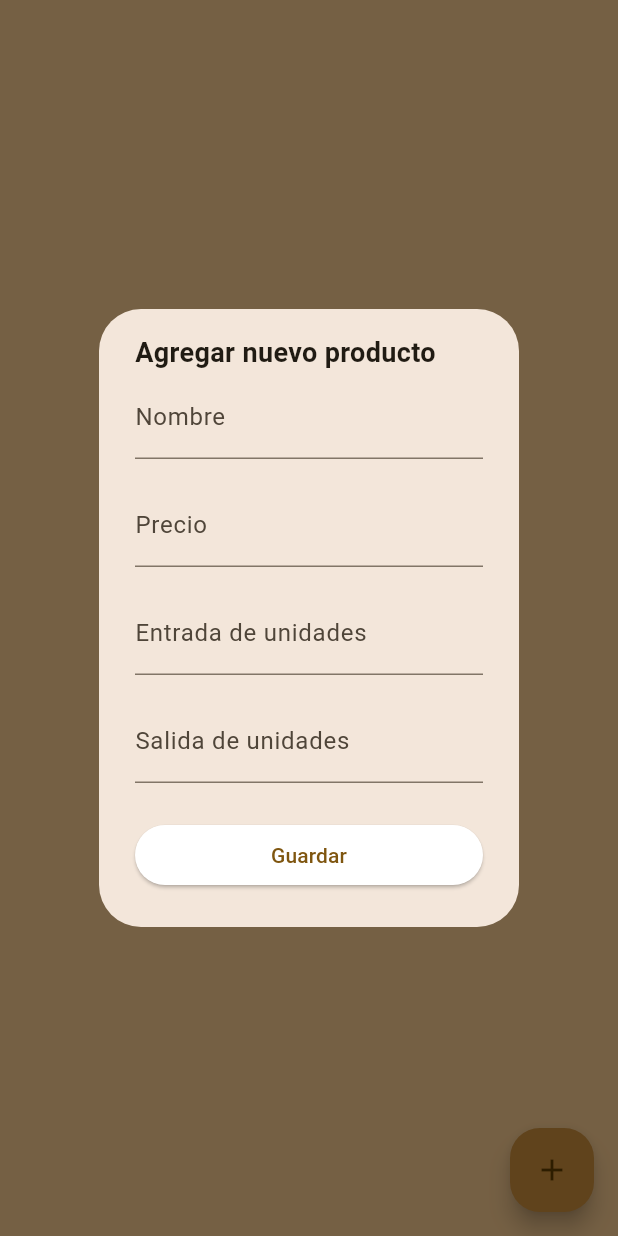
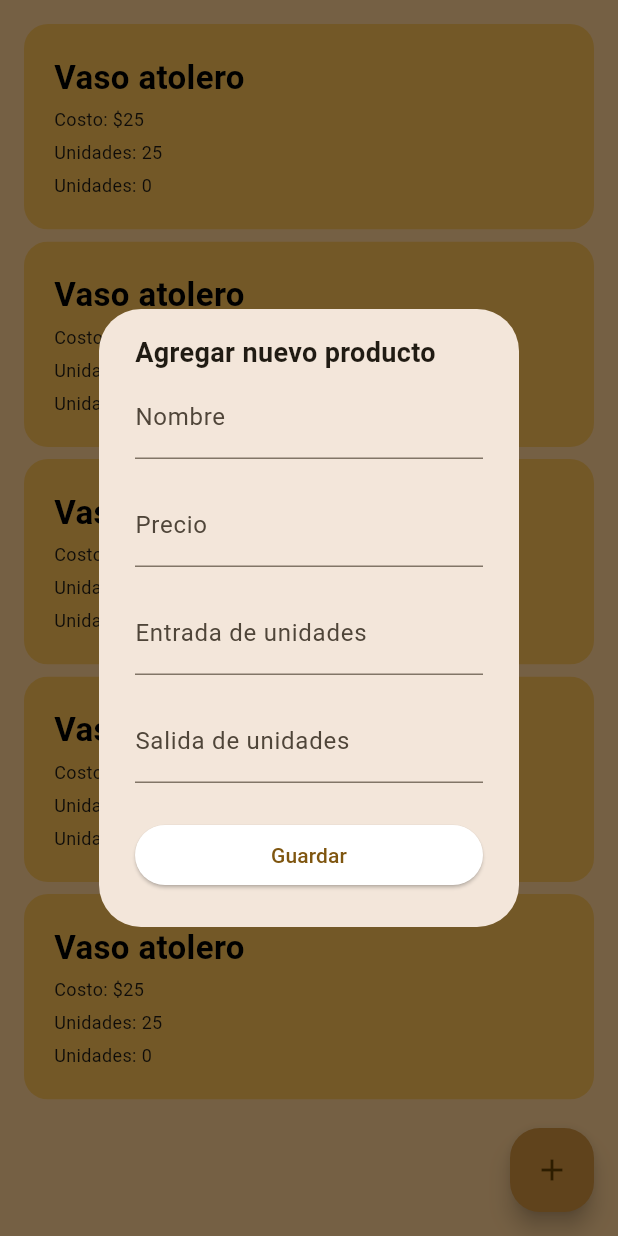
Before and after one commit to PabloGarciaB/ComandasFlutter, a Flutter app: the Inventario screen opened directly, after a tap on the "add" icon, on a phone screen of 412 x 824 dp. Run offline on Flutter 3.47's test engine with Material 2 defaults, Android fonts, the phone set to English and light mode, and no system bars; drawn by our look-alikes of flutter_slidable; our stand-ins replace cloud_firestore, firebase_auth, firebase_core, fluttertoast; accounts and stored records are empty.

```diff
--- a/comandas_flutter_git/lib/Provider/productos.dart
+++ b/comandas_flutter_git/lib/Provider/productos.dart
@@ -6,9 +6,71 @@ import '../api/firebase_api.dart';
 import '../model/menu.dart';
 
 class ProductosProvider extends ChangeNotifier {
-  List<Producto> _productos = [];
+  final List<Producto> _productos = [
+    Producto(
+        createdTime: DateTime.now(),
+        nombre: 'Vaso atolero',
+        costo: 'Costo: \$25',
+        entrada: 'Unidades: 25',
+        salida: 'Unidades: 0',
+        existencia: 'Unidades en existencia: 25'),
+    Producto(
+        createdTime: DateTime.now(),
+        nombre: 'Vaso atolero',
+        costo: 'Costo: \$25',
+        entrada: 'Unidades: 25',
+        salida: 'Unidades: 0',
+        existencia: 'Unidades en existencia: 25'),
+    Producto(
+        createdTime: DateTime.now(),
+        nombre: 'Vaso atolero',
+        costo: 'Costo: \$25',
+        entrada: 'Unidades: 25',
+        salida: 'Unidades: 0',
+        existencia: 'Unidades en existencia: 25'),
+    Producto(
+        createdTime: DateTime.now(),
+        nombre: 'Vaso atolero',
+        costo: 'Costo: \$25',
+        entrada: 'Unidades: 25',
+        salida: 'Unidades: 0',
+        existencia: 'Unidades en existencia: 25'),
+    Producto(
+        createdTime: DateTime.now(),
+        nombre: 'Vaso atolero',
+        costo: 'Costo: \$25',
+        entrada: 'Unidades: 25',
+        salida: 'Unidades: 0',
+        existencia: 'Unidades en existencia: 25')
+  ];
 
-  List<MenuPlatillo> _platillo = [];
+  final List<MenuPlatillo> _platillo = [
+    MenuPlatillo(
+        createdTime: DateTime.now(),
+        nombrePlatillo: 'Combo Comida',
+        descripcionPlatillo:
+            'Chapata a elegir, agua de fruta natural, ensalda pequeña'),
+    MenuPlatillo(
+        createdTime: DateTime.now(),
+        nombrePlatillo: 'Combo Comida',
+        descripcionPlatillo:
+            'Chapata a elegir, agua de fruta natural, ensalda pequeña'),
+    MenuPlatillo(
+        createdTime: DateTime.now(),
+        nombrePlatillo: 'Combo Comida',
+        descripcionPlatillo:
+            'Chapata a elegir, agua de fruta natural, ensalda pequeña'),
+    MenuPlatillo(
+        createdTime: DateTime.now(),
+        nombrePlatillo: 'Combo Comida',
+        descripcionPlatillo:
+            'Chapata a elegir, agua de fruta natural, ensalda pequeña'),
+    MenuPlatillo(
+        createdTime: DateTime.now(),
+        nombrePlatillo: 'Combo Comida',
+        descripcionPlatillo:
+            'Chapata a elegir, agua de fruta natural, ensalda pequeña'),
+  ];
 
   List<Producto> get productos =>
       _productos.where((productos) => productos.bandera == false).toList();
--- a/comandas_flutter_git/lib/main.dart
+++ b/comandas_flutter_git/lib/main.dart
@@ -1,5 +1,4 @@
 import 'package:comandas_flutter_git/Provider/productos.dart';
-import 'package:comandas_flutter_git/pages/bienvenida_login.dart';
 import 'package:comandas_flutter_git/pages/home_screen.dart';
 import 'package:comandas_flutter_git/utils/colors_util.dart';
 import 'package:flutter/material.dart';
@@ -19,13 +18,13 @@ class MyApp extends StatelessWidget {
         create: (context) => ProductosProvider(),
         child: MaterialApp(
           debugShowCheckedModeBanner: false,
-          title: 'Flutter Demo',
+          title: 'Chefsito',
           theme: ThemeData(
             colorScheme:
                 ColorScheme.fromSeed(seedColor: hexStringToColor('FFD194')),
             useMaterial3: true,
           ),
-          home: const WelcomeScreen(),
+          home: const HomeScreen(),
         ),
       );
 }
--- a/comandas_flutter_git/lib/model/producto.dart
+++ b/comandas_flutter_git/lib/model/producto.dart
@@ -1,5 +1,3 @@
-import 'package:comandas_flutter_git/utils/utils.dart';
-
 class ProductoField {
   static const createdTime = 'createdTime';
 }
--- a/comandas_flutter_git/lib/pages/Home.dart
+++ b/comandas_flutter_git/lib/pages/Home.dart
@@ -21,7 +21,7 @@ class _HomeState extends State<Home> {
           hexStringToColor("FFD194"),
           hexStringToColor("FFD194")
         ], begin: Alignment.topCenter, end: Alignment.bottomCenter)),
-        child: SingleChildScrollView(
+        child: const SingleChildScrollView(
           child: Column(
             children: <Widget>[
               Text('Botones para CRUD'),
--- a/comandas_flutter_git/lib/pages/home_screen.dart
+++ b/comandas_flutter_git/lib/pages/home_screen.dart
@@ -26,7 +26,7 @@ class _HomeScreenState extends State<HomeScreen> {
       ..add(const Menu())
       ..add(const Comandas());
 
-    _currentPage = Inventario();
+    _currentPage = const Inventario();
   }
 
   void _changePage(int selectedIndex) {
@@ -49,12 +49,12 @@ class _HomeScreenState extends State<HomeScreen> {
         width: double.infinity,
         decoration: BoxDecoration(
             color: hexStringToColor("FFD194"),
-            borderRadius: BorderRadius.only(
+            borderRadius: const BorderRadius.only(
               topLeft: Radius.circular(15),
               topRight: Radius.circular(15),
             )),
         child: Padding(
-          padding: EdgeInsets.all(12.0),
+          padding: const EdgeInsets.all(12.0),
           child: _currentPage,
         ),
       ),
--- a/comandas_flutter_git/lib/pages/inventario_screen.dart
+++ b/comandas_flutter_git/lib/pages/inventario_screen.dart
@@ -38,10 +38,10 @@ class _InventarioState extends State<Inventario> {
           onPressed: () => showDialog(
               context: context,
               builder: (context) {
-                return AgregarProductoWidget();
+                return const AgregarProductoWidget();
               },
               barrierDismissible: false),
-          child: Icon(Icons.add),
+          child: const Icon(Icons.add),
         ));
   }
 }
--- a/comandas_flutter_git/lib/pages/menu_screen.dart
+++ b/comandas_flutter_git/lib/pages/menu_screen.dart
@@ -23,7 +23,7 @@ class _MenuState extends State<Menu> {
               hexStringToColor("FFD194")
             ], begin: Alignment.topCenter, end: Alignment.bottomCenter),
           ),
-          child: MenuListWidget(),
+          child: const MenuListWidget(),
         ),
         floatingActionButton: FloatingActionButton(
           shape: RoundedRectangleBorder(
@@ -33,10 +33,10 @@ class _MenuState extends State<Menu> {
           onPressed: () => showDialog(
               context: context,
               builder: (context) {
-                return AgregarMenuWidget();
+                return const AgregarMenuWidget();
               },
               barrierDismissible: false),
-          child: Icon(Icons.add),
+          child: const Icon(Icons.add),
         ));
   }
 }
--- a/comandas_flutter_git/lib/pages/reset_password.dart
+++ b/comandas_flutter_git/lib/pages/reset_password.dart
@@ -36,7 +36,7 @@ class _ResetPasswordState extends State<ResetPassword> {
           ], begin: Alignment.topCenter, end: Alignment.bottomCenter)),
           child: SingleChildScrollView(
             child: Padding(
-              padding: EdgeInsets.fromLTRB(20, 120, 20, 0),
+              padding: const EdgeInsets.fromLTRB(20, 120, 20, 0),
               child: Column(
                 children: <Widget>[
                   const SizedBox(
--- a/comandas_flutter_git/lib/reusable_widget/agregar_menu_widget.dart
+++ b/comandas_flutter_git/lib/reusable_widget/agregar_menu_widget.dart
@@ -21,11 +21,11 @@ class _AgregarMenuWidgetState extends State<AgregarMenuWidget> {
           mainAxisSize: MainAxisSize.min,
           mainAxisAlignment: MainAxisAlignment.start,
           children: [
-            Text(
+            const Text(
               'Agregar platillo',
               style: TextStyle(fontWeight: FontWeight.bold, fontSize: 16),
             ),
-            SizedBox(height: 8),
+            const SizedBox(height: 8),
             MenuFormWidget(
               onChangedNombreP: (nombrePlatillo) => setState(
                 () => this.nombrePlatillo = nombrePlatillo,
--- a/comandas_flutter_git/lib/reusable_widget/agregar_producto_widget.dart
+++ b/comandas_flutter_git/lib/reusable_widget/agregar_producto_widget.dart
@@ -12,7 +12,7 @@ class AgregarProductoWidget extends StatefulWidget {
 }
 
 class _AgregarProductoWidgetState extends State<AgregarProductoWidget> {
-  final _formKey = GlobalKey<FormState>();
+  //final _formKey = GlobalKey<FormState>();
   String nombre = '';
   String costo = '';
   String entrada = '';
@@ -26,7 +26,7 @@ class _AgregarProductoWidgetState extends State<AgregarProductoWidget> {
             mainAxisSize: MainAxisSize.min,
             crossAxisAlignment: CrossAxisAlignment.start,
             children: [
-              Text(
+              const Text(
                 'Agregar nuevo producto',
                 style: TextStyle(
                   fontWeight: FontWeight.bold,
--- a/comandas_flutter_git/lib/reusable_widget/lista_productos.dart
+++ b/comandas_flutter_git/lib/reusable_widget/lista_productos.dart
@@ -6,6 +6,8 @@ import 'package:comandas_flutter_git/reusable_widget/vistaProducto.dart';
 import 'package:comandas_flutter_git/model/producto.dart';
 
 class ProductoListWidget extends StatefulWidget {
+  const ProductoListWidget({super.key});
+
   @override
   State<ProductoListWidget> createState() => _ProductoListWidgetState();
 }
@@ -17,15 +19,15 @@ class _ProductoListWidgetState extends State<ProductoListWidget> {
     final listaproductos = provider.productos;
 
     return listaproductos.isEmpty
-        ? Center(
+        ? const Center(
             child: Text(
               'Sin registros por mostrar',
               style: TextStyle(fontSize: 20),
             ),
           )
         : ListView.separated(
-            physics: BouncingScrollPhysics(),
-            padding: EdgeInsets.all(16),
+            physics: const BouncingScrollPhysics(),
+            padding: const EdgeInsets.all(16),
             separatorBuilder: (context, index) => Container(
               height: 8,
             ),
--- a/comandas_flutter_git/lib/reusable_widget/producto_form.dart
+++ b/comandas_flutter_git/lib/reusable_widget/producto_form.dart
@@ -37,13 +37,13 @@ class ProductoFormWidget extends StatelessWidget {
           mainAxisSize: MainAxisSize.min,
           children: [
             buildTitle(),
-            SizedBox(height: 16),
+            const SizedBox(height: 16),
             buildCosto(),
-            SizedBox(height: 16),
+            const SizedBox(height: 16),
             buildEntrada(),
-            SizedBox(height: 16),
+            const SizedBox(height: 16),
             buildSalida(),
-            SizedBox(height: 16),
+            const SizedBox(height: 16),
             // buildId(),
             /*TextFormField(
               maxLines: 1,
@@ -58,7 +58,7 @@ class ProductoFormWidget extends StatelessWidget {
             //No se muestra el campo pero debe mostrarse como un nuevo campo de la entrada de unidades
             //Cambio pendiente
             //buildExistencia(),
-            SizedBox(height: 8),
+            const SizedBox(height: 8),
             buildGuardarProductoButton(),
           ],
         ),
@@ -74,7 +74,7 @@ class ProductoFormWidget extends StatelessWidget {
           }
           return null;
         },
-        decoration: InputDecoration(
+        decoration: const InputDecoration(
           border: UnderlineInputBorder(),
           labelText: 'Nombre',
         ),
@@ -94,7 +94,7 @@ class ProductoFormWidget extends StatelessWidget {
         maxLines: 1,
         initialValue: costo,
         onChanged: onChangedCosto,
-        decoration: InputDecoration(
+        decoration: const InputDecoration(
           border: UnderlineInputBorder(),
           labelText: 'Precio',
         ),
@@ -103,7 +103,7 @@ class ProductoFormWidget extends StatelessWidget {
         maxLines: 1,
         initialValue: entrada,
         onChanged: onChangedEntrada,
-        decoration: InputDecoration(
+        decoration: const InputDecoration(
           border: UnderlineInputBorder(),
           labelText: 'Entrada de unidades',
         ),
@@ -112,7 +112,7 @@ class ProductoFormWidget extends StatelessWidget {
         maxLines: 1,
         initialValue: salida,
         onChanged: onChangedSalida,
-        decoration: InputDecoration(
+        decoration: const InputDecoration(
           border: UnderlineInputBorder(),
           labelText: 'Salida de unidades',
         ),
@@ -121,7 +121,7 @@ class ProductoFormWidget extends StatelessWidget {
         maxLines: 1,
         initialValue: null, //existencia//,
         onChanged: (value) {},
-        decoration: InputDecoration(
+        decoration: const InputDecoration(
           border: UnderlineInputBorder(),
           labelText: 'Existencia de unidades',
         ),
@@ -136,7 +136,7 @@ class ProductoFormWidget extends StatelessWidget {
             ),
           ),
           onPressed: onGuardarProducto,
-          child: Text('Guardar'),
+          child: const Text('Guardar'),
         ),
       );
 
@@ -149,7 +149,7 @@ class ProductoFormWidget extends StatelessWidget {
             ),
           ),
           onPressed: onGuardarProducto,
-          child: Text('Guardar'),
+          child: const Text('Guardar'),
         ),
       );
 }
--- a/comandas_flutter_git/lib/reusable_widget/vistaProducto.dart
+++ b/comandas_flutter_git/lib/reusable_widget/vistaProducto.dart
@@ -17,7 +17,7 @@ class ProductoWidget extends StatelessWidget {
   Widget build(BuildContext context) => ClipRRect(
         borderRadius: BorderRadius.circular(16),
         child: Slidable(
-          actionPane: SlidableDrawerActionPane(),
+          actionPane: const SlidableDrawerActionPane(),
           key: Key(producto.id),
           actions: [
             IconSlideAction(
@@ -43,7 +43,7 @@ class ProductoWidget extends StatelessWidget {
       onTap: () => editProd(context, producto),
       child: Container(
         color: hexStringToColor('#fac055'),
-        padding: EdgeInsets.all(20),
+        padding: const EdgeInsets.all(20),
         child: Row(
           children: [
             Expanded(
@@ -52,7 +52,7 @@ class ProductoWidget extends StatelessWidget {
                 children: [
                   Text(
                     producto.nombre,
-                    style: TextStyle(
+                    style: const TextStyle(
                       fontWeight: FontWeight.bold,
                       color: Colors.black,
                       fontSize: 22,
@@ -60,26 +60,26 @@ class ProductoWidget extends StatelessWidget {
                   ),
                   if (producto.costo.isNotEmpty)
                     Container(
-                      margin: EdgeInsets.only(top: 4),
+                      margin: const EdgeInsets.only(top: 4),
                       child: Text(
                         producto.costo,
-                        style: TextStyle(fontSize: 12, height: 1.5),
+                        style: const TextStyle(fontSize: 12, height: 1.5),
                       ),
                     ),
                   if (producto.entrada.isNotEmpty)
                     Container(
-                      margin: EdgeInsets.only(top: 4),
+                      margin: const EdgeInsets.only(top: 4),
                       child: Text(
                         producto.entrada,
-                        style: TextStyle(fontSize: 12, height: 1.5),
+                        style: const TextStyle(fontSize: 12, height: 1.5),
                       ),
                     ),
                   if (producto.salida.isNotEmpty)
                     Container(
-                      margin: EdgeInsets.only(top: 4),
+                      margin: const EdgeInsets.only(top: 4),
                       child: Text(
                         producto.salida,
-                        style: TextStyle(fontSize: 12, height: 1.5),
+                        style: const TextStyle(fontSize: 12, height: 1.5),
                       ),
                     ),
                 ],
```
Also changed, not shown: comandas_flutter_git/lib/pages/bienvenida_login.dart (+7 -7 lines), comandas_flutter_git/lib/pages/editar_menu_page.dart (+8 -7 lines), comandas_flutter_git/lib/pages/editar_producto_page.dart (+6 -6 lines), comandas_flutter_git/lib/pages/signup_screen.dart (+6 -6 lines), comandas_flutter_git/lib/reusable_widget/lista_menu.dart (+5 -3 lines), comandas_flutter_git/lib/reusable_widget/menu_form.dart (+5 -5 lines), comandas_flutter_git/lib/reusable_widget/vistaMenu.dart (+5 -5 lines).
